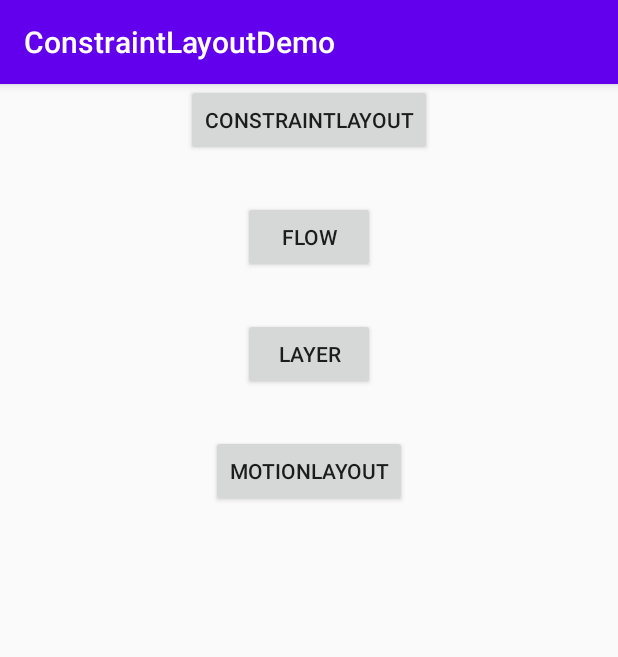
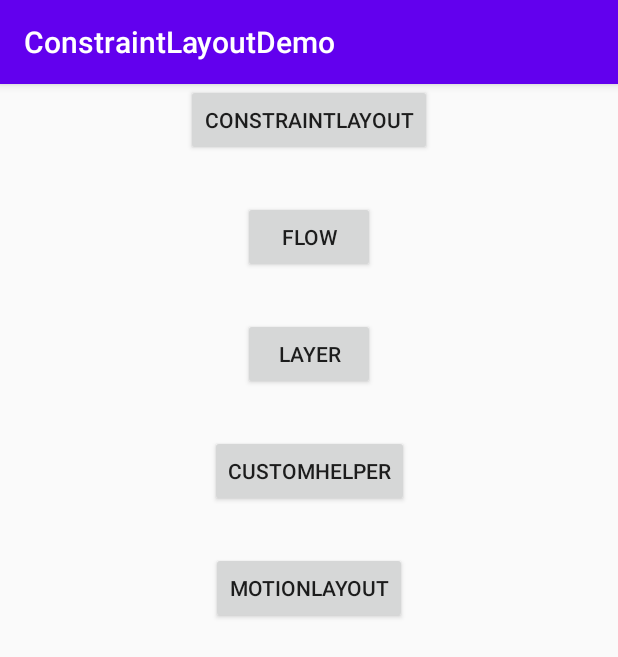
Before and after one commit to gyqGitHub/ConstraintLayoutDemo, an Android app: the screen it shows after launch (MainActivity), on a phone screen of 412 x 824 dp. Shown: the top 657 px of the screen. Run offline under Robolectric (Android 15) with nearby library versions, the phone set to English and light mode, and no system bars.

Commit message:
使用自定义ConstraintHelper

```diff
--- a/app/src/main/AndroidManifest.xml
+++ b/app/src/main/AndroidManifest.xml
@@ -9,7 +9,8 @@
         android:roundIcon="@mipmap/ic_launcher_round"
         android:supportsRtl="true"
         android:theme="@style/AppTheme">
-        <activity android:name=".LayerActivity"></activity>
+        <activity android:name=".ConstraintHelperActivity"></activity>
+        <activity android:name=".LayerActivity" />
         <activity android:name=".FlowActivity" />
         <activity android:name=".MainActivity">
             <intent-filter>
--- a/app/src/main/java/com/hsb/profession/constraintlayoutdemo/MainActivity.kt
+++ b/app/src/main/java/com/hsb/profession/constraintlayoutdemo/MainActivity.kt
@@ -12,5 +12,7 @@ class MainActivity : AppCompatActivity() {
         btn_flow.setOnClickListener { FlowActivity.start(this) }
 
         btn_layer.setOnClickListener { LayerActivity.start(this) }
+
+        btn_custom_helper.setOnClickListener { ConstraintHelperActivity.start(this) }
     }
 }
--- a/app/src/main/res/layout/activity_main.xml
+++ b/app/src/main/res/layout/activity_main.xml
@@ -17,7 +17,7 @@
         app:flow_horizontalGap="30dp"
         app:flow_verticalGap="30dp"
         app:flow_maxElementsWrap="1"
-        app:constraint_referenced_ids="btn_layout,btn_flow,btn_layer,btn_motion"
+        app:constraint_referenced_ids="btn_layout,btn_flow,btn_layer,btn_custom_helper,btn_motion"
         android:layout_height="wrap_content">
     </androidx.constraintlayout.helper.widget.Flow>
 
@@ -49,4 +49,11 @@
         android:text="Layer"
         ></Button>
 
+    <Button
+        android:id="@+id/btn_custom_helper"
+        android:layout_width="wrap_content"
+        android:layout_height="wrap_content"
+        android:text="CustomHelper"
+        ></Button>
+
 </androidx.constraintlayout.widget.ConstraintLayout>
```
Also changed, not shown: app/src/main/java/com/hsb/profession/constraintlayoutdemo/ConstraintHelperActivity.kt (added, +22 -0 lines), app/src/main/java/com/hsb/profession/constraintlayoutdemo/CustomerConstraintHelper.kt (added, +31 -0 lines), app/src/main/res/layout/activity_constraint_helper.xml (added, +31 -0 lines).
